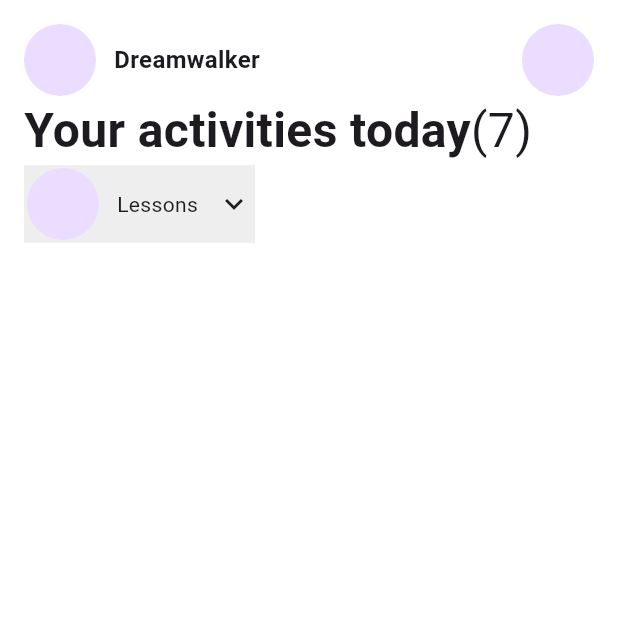
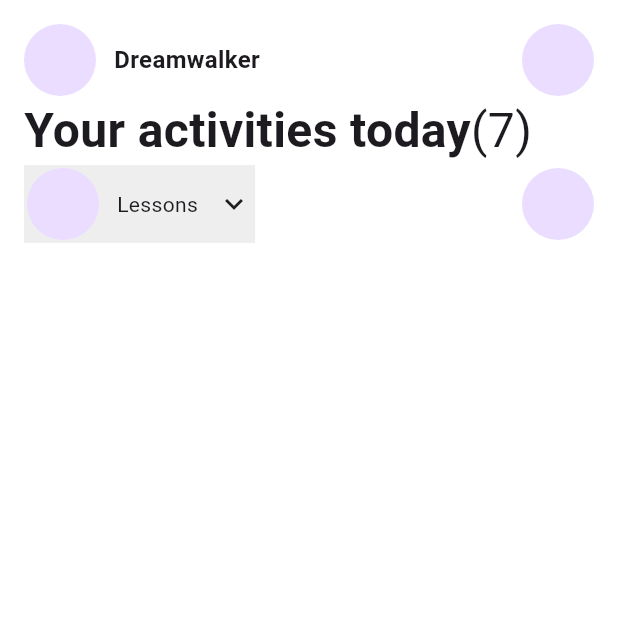
Before and after one commit to JAICHANGPARK/flutter_notebook_chapter_43, a Flutter app: the EducationHomePage screen opened directly, on a phone screen of 412 x 824 dp, the top half of it. Run offline on Flutter 3.47's test engine with Material 3 defaults, Android fonts, the phone set to English and light mode, and no system bars; our stand-ins replace gap, hugeicons, percent_indicator.

Commit message:
Update education_home_page.dart

```diff
--- a/lib/ep2191_education_app/ui/education_home_page.dart
+++ b/lib/ep2191_education_app/ui/education_home_page.dart
@@ -77,7 +77,11 @@ class _EducationHomePageState extends State<EducationHomePage> {
                         Icon(Icons.keyboard_arrow_down),
                       ],
                     ),
-                  )
+                  ),
+                  Spacer(),
+                  CircleAvatar(
+                    radius: 24,
+                  ),
                 ],
               )
             ],
```
